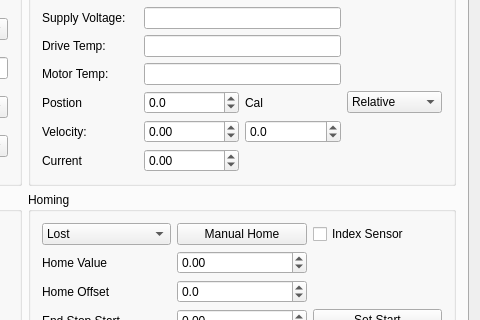
Before: the Qt Designer form GUI/mainwindow.ui in craftit/DogBotSoftware, drawn with Qt 5; both pictures show x 430 to 910 and y 182 to 502 of the 910 by 927 pixel window.
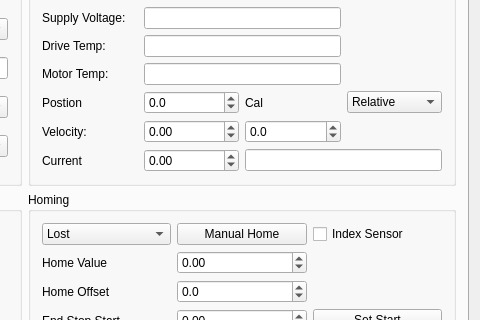
After: the same form once the commit is applied.

Patch:
```diff
--- a/GUI/mainwindow.ui
+++ b/GUI/mainwindow.ui
@@ -394,6 +394,16 @@
              </item>
             </widget>
            </item>
+           <item row="5" column="3" colspan="2">
+            <widget class="QLineEdit" name="lineEditMaxCurrent">
+             <property name="maxLength">
+              <number>10</number>
+             </property>
+             <property name="readOnly">
+              <bool>true</bool>
+             </property>
+            </widget>
+           </item>
           </layout>
          </widget>
         </item>
```
